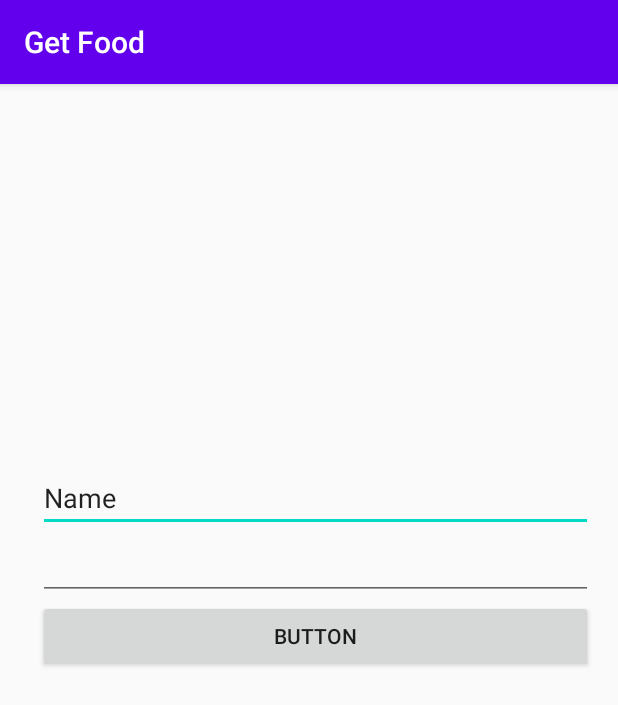
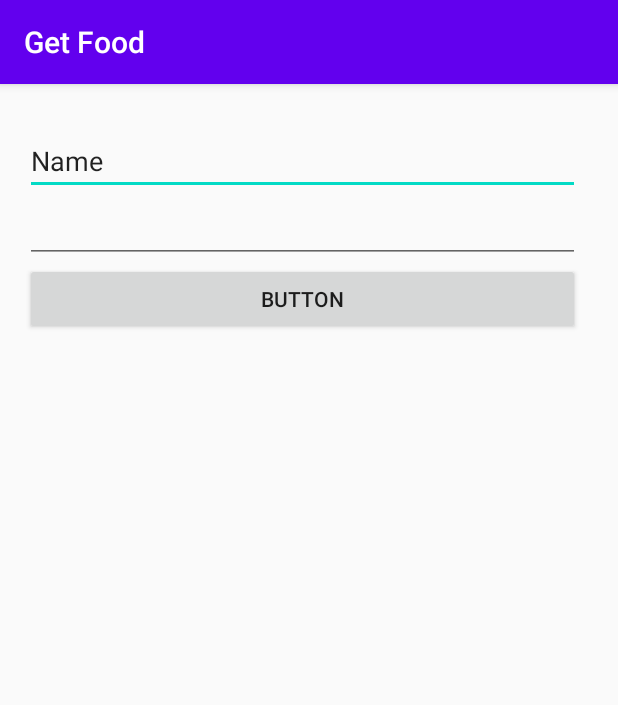
Before and after one commit to k-atara/GetFood, an Android app: the LogIn screen opened directly, with no data from a screen before it, on a phone screen of 412 x 824 dp. Shown: the top 705 px of the screen. Run offline under Robolectric (Android 15) with nearby library versions, the phone set to English and light mode, and no system bars.

Commit message:
cambioX
cambioX

```diff
--- a/app/src/main/res/layout/activity_log_in.xml
+++ b/app/src/main/res/layout/activity_log_in.xml
@@ -12,10 +12,10 @@
         android:orientation="vertical"
         app:layout_constraintBottom_toBottomOf="parent"
         app:layout_constraintEnd_toEndOf="parent"
-        app:layout_constraintHorizontal_bias="0.6"
+        app:layout_constraintHorizontal_bias="0.39"
         app:layout_constraintStart_toStartOf="parent"
         app:layout_constraintTop_toTopOf="parent"
-        app:layout_constraintVertical_bias="0.442">
+        app:layout_constraintVertical_bias="0.05">
 
         <EditText
             android:id="@+id/edtNombre"
```
